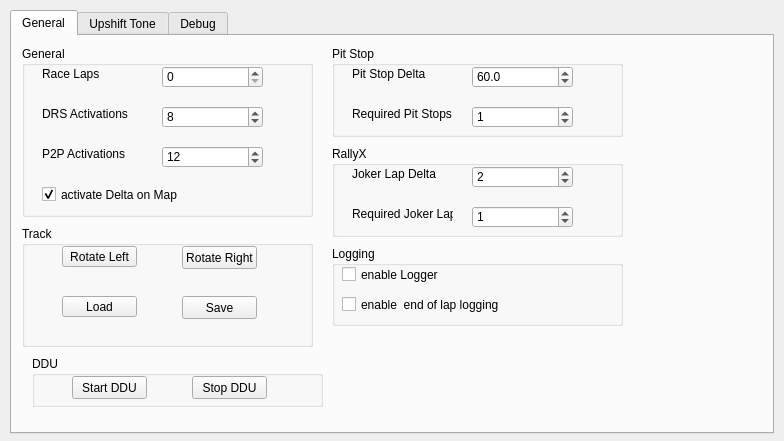
This is gui/iDDUgui.ui in MarcMatten/iDDU as Qt 5 draws it before an edit. The edited form follows.
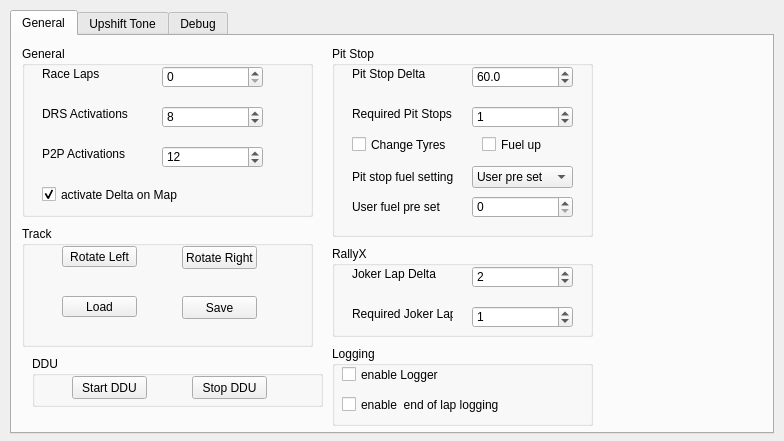
This is the edited form. Icons and pictures are not drawn.

Commit message: - options to enable and disable fueling and tyre change at pit stop - option to chose fuel to add between calculated and user defined pre set - improved radar indicators for 2 cars at one side - updated logged channels - changed onPitRoad to BWasOnPitRoad in the RTDB - added RTDB variables: BChangeTyres, BBeginFueling, VUserFuelSet, NFuelSetMethod, BPitCommandUpdate - updated GUI for pit stop options

Patch:
```diff
--- a/gui/iDDUgui.ui
+++ b/gui/iDDUgui.ui
@@ -226,8 +226,8 @@
       <rect>
        <x>320</x>
        <y>10</y>
-       <width>291</width>
-       <height>91</height>
+       <width>261</width>
+       <height>191</height>
       </rect>
      </property>
      <property name="title">
@@ -315,13 +315,104 @@
        <string>Pit Stop Delta</string>
       </property>
      </widget>
+     <widget class="QComboBox" name="comboBox_FuelMethod">
+      <property name="geometry">
+       <rect>
+        <x>140</x>
+        <y>120</y>
+        <width>101</width>
+        <height>22</height>
+       </rect>
+      </property>
+      <item>
+       <property name="text">
+        <string>User pre set</string>
+       </property>
+      </item>
+      <item>
+       <property name="text">
+        <string>calculated</string>
+       </property>
+      </item>
+     </widget>
+     <widget class="QSpinBox" name="spinBox_FuelSetting">
+      <property name="geometry">
+       <rect>
+        <x>140</x>
+        <y>150</y>
+        <width>101</width>
+        <height>22</height>
+       </rect>
+      </property>
+      <property name="maximum">
+       <number>200</number>
+      </property>
+     </widget>
+     <widget class="QCheckBox" name="checkBox_FuelUp">
+      <property name="geometry">
+       <rect>
+        <x>150</x>
+        <y>90</y>
+        <width>81</width>
+        <height>17</height>
+       </rect>
+      </property>
+      <property name="text">
+       <string>Fuel up</string>
+      </property>
+     </widget>
+     <widget class="QCheckBox" name="checkBox_ChangeTyres">
+      <property name="enabled">
+       <bool>true</bool>
+      </property>
+      <property name="geometry">
+       <rect>
+        <x>20</x>
+        <y>90</y>
+        <width>121</width>
+        <height>17</height>
+       </rect>
+      </property>
+      <property name="acceptDrops">
+       <bool>false</bool>
+      </property>
+      <property name="text">
+       <string>Change Tyres</string>
+      </property>
+     </widget>
+     <widget class="QLabel" name="label_16">
+      <property name="geometry">
+       <rect>
+        <x>20</x>
+        <y>120</y>
+        <width>101</width>
+        <height>21</height>
+       </rect>
+      </property>
+      <property name="text">
+       <string>Pit stop fuel setting</string>
+      </property>
+     </widget>
+     <widget class="QLabel" name="label_17">
+      <property name="geometry">
+       <rect>
+        <x>20</x>
+        <y>150</y>
+        <width>101</width>
+        <height>21</height>
+       </rect>
+      </property>
+      <property name="text">
+       <string>User fuel pre set</string>
+      </property>
+     </widget>
     </widget>
     <widget class="QGroupBox" name="groupBox_5">
      <property name="geometry">
       <rect>
        <x>320</x>
-       <y>110</y>
-       <width>291</width>
+       <y>210</y>
+       <width>261</width>
        <height>91</height>
       </rect>
      </property>
@@ -480,8 +571,8 @@
      <property name="geometry">
       <rect>
        <x>320</x>
-       <y>210</y>
-       <width>291</width>
+       <y>310</y>
+       <width>261</width>
        <height>80</height>
       </rect>
      </property>
```
Left out of the diff: 3 changed lines with no effect on the pictures. The commit also changes 7 other files.
